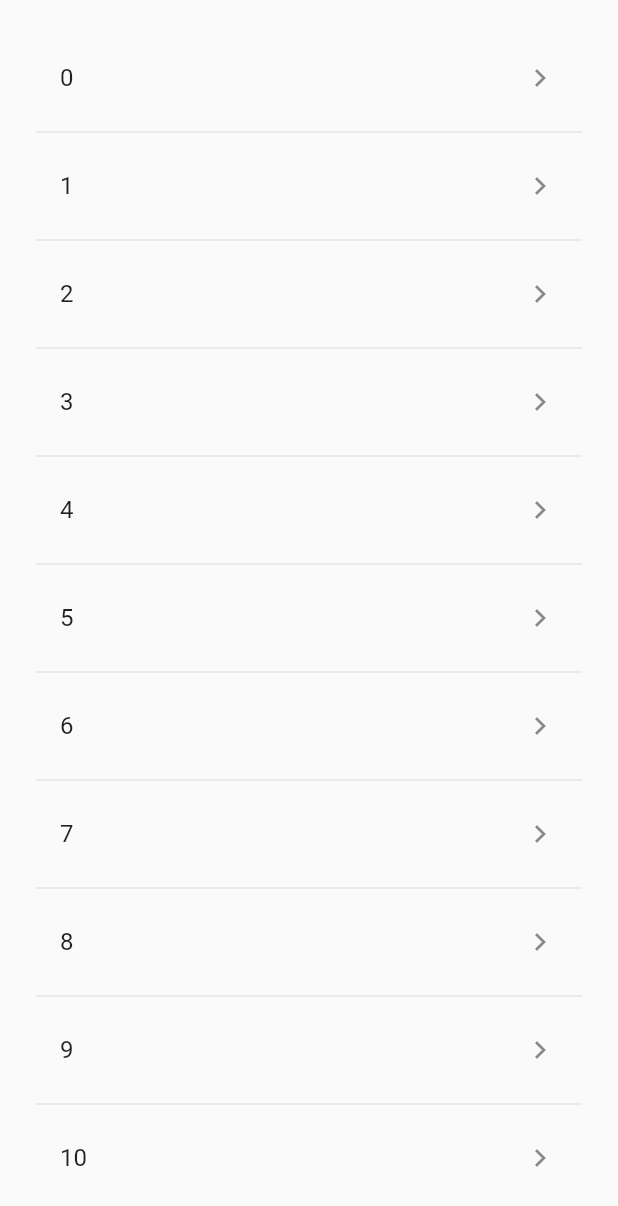
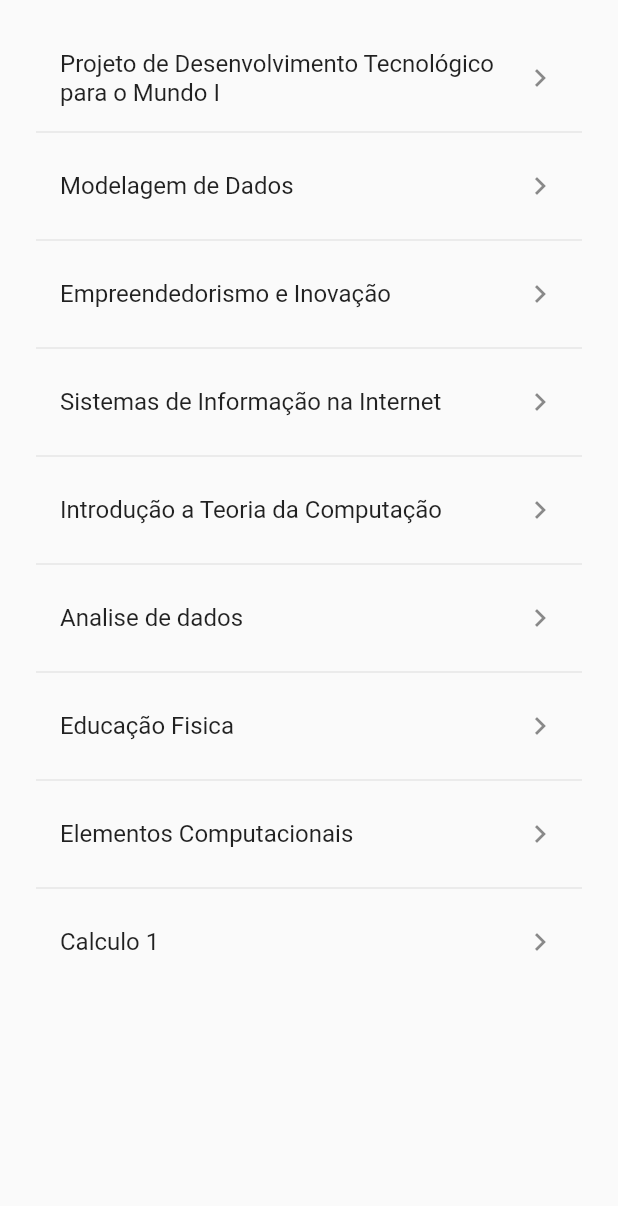
Before and after one commit to sigma-dsi/sigma, a Flutter app: the screen it shows after launch, after a tap on "Fórum", on a phone screen of 412 x 824 dp. Shown: the top 1206 px of the screen. Run offline on Flutter 3.47's test engine with Material 2 defaults, Android fonts, the phone set to English and light mode, and no system bars; missing offline and left inert: dart:js, number_inc_dec.

Commit message:
'populando-lista-teste'

```diff
--- a/lib/views/app_widget.dart
+++ b/lib/views/app_widget.dart
@@ -15,7 +15,10 @@ class AppWidget extends StatelessWidget {
 
   @override
   Widget build(BuildContext context) {
-    return MaterialApp(initialRoute: '/', routes: {
+    return MaterialApp(
+        debugShowCheckedModeBanner: false,
+        initialRoute: '/',
+        routes: {
           '/': (context) => const MenuPage(),
           '/selcionarDisc': (context) => const count(),
           '/descricao': (context) => const CursoDesc(),
--- a/lib/views/forum_page.dart
+++ b/lib/views/forum_page.dart
@@ -1,13 +1,7 @@
 import 'dart:js';
+import '../models/page.model.dart';
 
 import 'package:flutter/material.dart';
-
-final listaTeste = [
-  'Projeto de Desenvolvimento Tecnológico para o Mundo I',
-  'Modelagem de Dados'
-      'Empreendedorismo e Inovação',
-  'Sistemas de Informação na Internet'
-];
 
 class ForumPage extends StatefulWidget {
   const ForumPage({Key? key}) : super(key: key);
@@ -23,6 +17,17 @@ class _ForumPageState extends State<ForumPage> {
 }
 
 Widget _listDisciplinas() {
+  final listaTeste = [
+    'Projeto de Desenvolvimento Tecnológico para o Mundo I',
+    'Modelagem de Dados',
+    'Empreendedorismo e Inovação',
+    'Sistemas de Informação na Internet',
+    'Introdução a Teoria da Computação',
+    'Analise de dados',
+    'Educação Fisica',
+    'Elementos Computacionais',
+    'Calculo 1'
+  ];
   return Padding(
     padding: const EdgeInsets.all(24.0),
     child: Column(
@@ -32,18 +37,19 @@ Widget _listDisciplinas() {
           flex: 10,
           child: ListView.separated(
             shrinkWrap: true,
+            itemCount: listaTeste.length,
             itemBuilder: (context, index) {
               return ListTile(
-                title: Text('$index'),
+                title: Text(listaTeste[index]),
                 trailing: const Icon(Icons.chevron_right),
               );
             },
             separatorBuilder: (__, _) => const Divider(),
-            itemCount: 25,
           ),
         ),
       ],
     ),
+    //BotaoVoltar();
   );
 }
 
```
Also changed, not shown: lib/models/page.model.dart (+38 -0 lines). Lines whose indentation alone changed are shown as unchanged.
